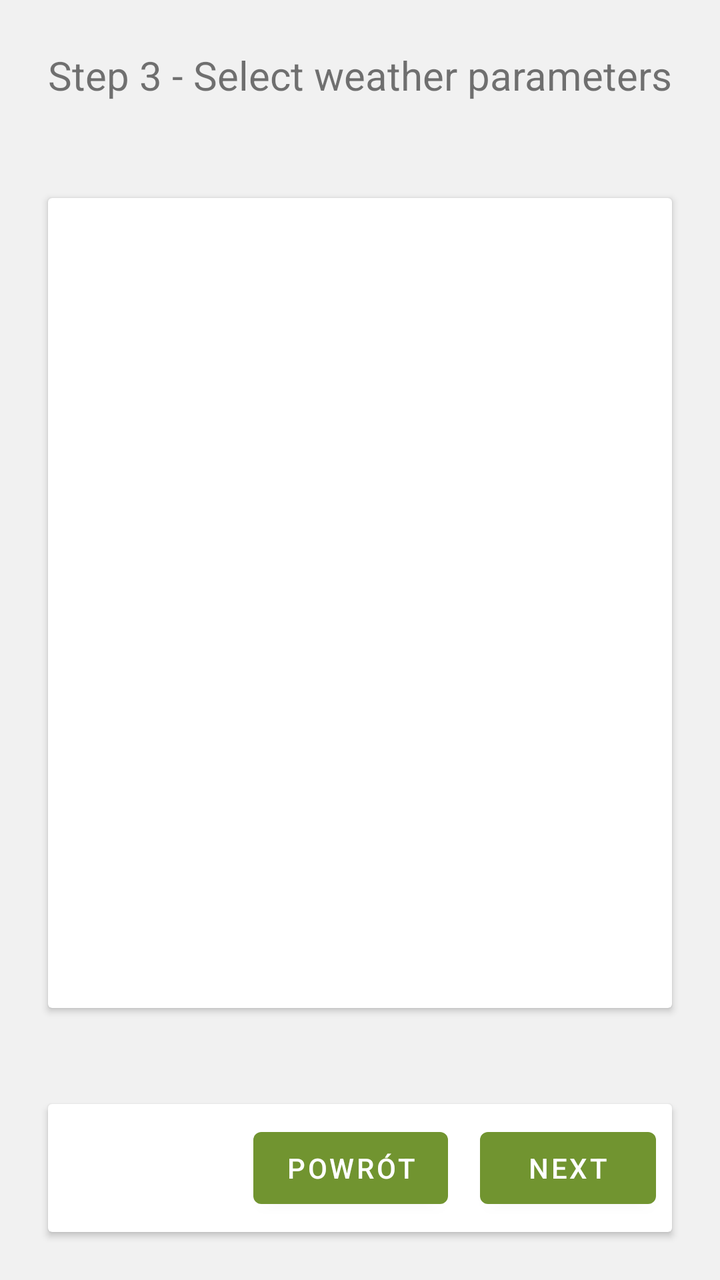
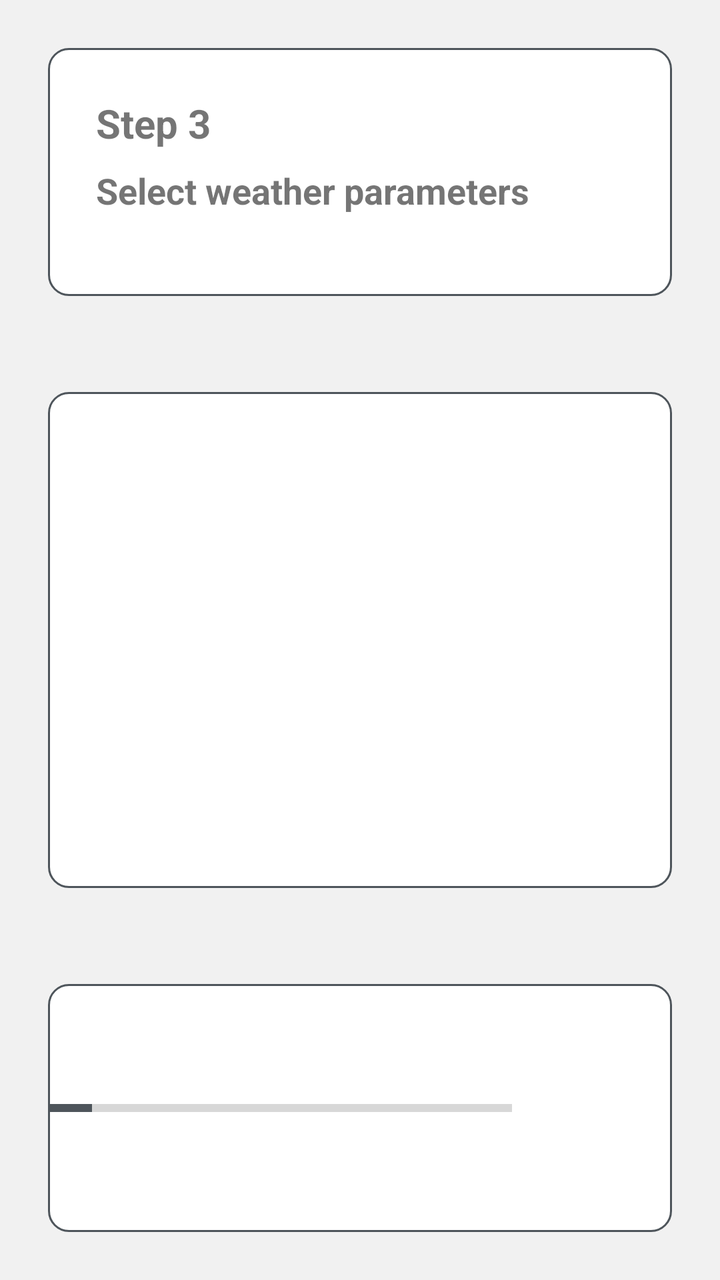

Compare the two renders of this Android layout. The source of the first and the diff that turns it into the second are given below.
<!-- AndroidManifest.xml: application theme AppTheme -->
<!-- res/layout/fragment_creator_weather.xml -->
<?xml version="1.0" encoding="utf-8"?>
<layout xmlns:android="http://schemas.android.com/apk/res/android">

    <data>

        <variable
            name="viewModel"
            type="eu.agribot.agribotapp.ui.fragment.taskcreator.weatherselect.CreatorWeatherSelectViewModel" />
    </data>

    <LinearLayout
        android:layout_width="match_parent"
        android:layout_height="match_parent"
        android:background="@color/background_gray"
        android:orientation="vertical">

        <TextView
            android:layout_width="match_parent"
            android:layout_height="wrap_content"
            android:layout_margin="@dimen/margin_xlarge"
            android:text="Step 3 - Select weather parameters"
            android:textSize="@dimen/text_size_xlarge" />

        <androidx.cardview.widget.CardView
            android:layout_width="match_parent"
            android:layout_height="0dp"
            android:layout_weight="3"
            android:layout_margin="@dimen/margin_xlarge"
            android:orientation="horizontal">

            <androidx.recyclerview.widget.RecyclerView
                android:id="@+id/weather_settings_recycler"
                android:layout_gravity="center"
                android:layout_width="match_parent"
                android:overScrollMode="never"
                android:nestedScrollingEnabled="false"
                android:isScrollContainer="false"
                android:layout_height="match_parent"/>

        </androidx.cardview.widget.CardView>

        <androidx.cardview.widget.CardView
            android:layout_width="match_parent"
            android:layout_height="wrap_content"
            android:layout_margin="@dimen/margin_xlarge"
            android:background="@drawable/rounded_corner_layout"
            android:orientation="horizontal">

            <LinearLayout
                android:layout_width="wrap_content"
                android:layout_height="match_parent"
                android:gravity="center"
                android:layout_gravity="right"
                android:orientation="horizontal">


                <com.google.android.material.button.MaterialButton
                    android:layout_width="wrap_content"
                    android:layout_height="wrap_content"
                    android:layout_margin="@dimen/margin_medium"
                    android:gravity="center"
                    android:onClick="@{()-> viewModel.onPreviousButtonClicked()}"
                    android:text="@string/back_button" />

                <com.google.android.material.button.MaterialButton
                    android:layout_width="wrap_content"
                    android:layout_height="wrap_content"
                    android:layout_gravity="center"
                    android:layout_margin="@dimen/margin_medium"
                    android:onClick="@{()-> viewModel.onNextButtonClicked()}"
                    android:text="@string/next_button" />

            </LinearLayout>

        </androidx.cardview.widget.CardView>

    </LinearLayout>


</layout>
<!-- resources referenced by this layout -->
<resources>
  <color name="background_gray">#f1f1f1</color>
  <dimen name="margin_medium">8dp</dimen>
  <dimen name="margin_xlarge">24dp</dimen>
  <dimen name="text_size_xlarge">20sp</dimen>
  <!-- drawable rounded_corner_layout (drawable-mdpi) -->
  <?xml version="1.0" encoding="utf-8"?>
  <shape xmlns:android="http://schemas.android.com/apk/res/android">
  
      <solid android:color="@android:color/white"/>
      <corners android:radius="10dp"/>
      <stroke
          android:width="1dp"
          android:color="@color/gray" />
  
  </shape>
  <string name="back_button">Powrót</string>
  <string name="next_button">Next</string>
  <style name="AppTheme" parent="Theme.MaterialComponents.Light.DarkActionBar">
          
          <item name="colorPrimary">@color/colorPrimary</item>
          <item name="colorPrimaryDark">@color/colorPrimaryDark</item>
          <item name="colorAccent">@color/colorAccent</item>
      </style>
  <color name="gray">#4E555B</color>
  <color name="colorPrimary">@color/base_green</color>
  <color name="colorPrimaryDark">@color/base_green_darker</color>
  <color name="colorAccent">@color/gray</color>
  <color name="base_green">#719430</color>
  <color name="base_green_darker">#426600</color>
</resources>

<!-- the commit's change to res/layout/fragment_creator_weather.xml (unified diff, before → after) -->
@@ -14,65 +14,101 @@
         android:background="@color/background_gray"
         android:orientation="vertical">
 
-        <TextView
-            android:layout_width="match_parent"
-            android:layout_height="wrap_content"
-            android:layout_margin="@dimen/margin_xlarge"
-            android:text="Step 3 - Select weather parameters"
-            android:textSize="@dimen/text_size_xlarge" />
-
-        <androidx.cardview.widget.CardView
+        <LinearLayout
             android:layout_width="match_parent"
             android:layout_height="0dp"
-            android:layout_weight="3"
+            android:layout_weight="1"
             android:layout_margin="@dimen/margin_xlarge"
-            android:orientation="horizontal">
+            android:background="@drawable/rounded_corner_layout"
+            android:orientation="vertical">
+
+            <TextView
+                android:layout_width="match_parent"
+                android:layout_height="wrap_content"
+                android:layout_marginHorizontal="@dimen/margin_xlarge"
+                android:layout_marginTop="@dimen/margin_xlarge"
+                android:layout_marginBottom="@dimen/margin_medium"
+                android:text="@string/step_3"
+                android:textSize="@dimen/text_size_xlarge"
+                android:textStyle="bold" />
+
+            <TextView
+                android:layout_width="match_parent"
+                android:layout_height="wrap_content"
+                android:layout_marginHorizontal="@dimen/margin_xlarge"
+                android:layout_marginBottom="@dimen/margin_xlarge"
+                android:text="@string/select_weather_parameters"
+                android:textSize="@dimen/text_size_large"
+                android:textStyle="bold" />
+
+
+        </LinearLayout>
+
+        <LinearLayout
+            android:layout_width="match_parent"
+            android:layout_height="0dp"
+            android:layout_weight="2"
+            android:layout_margin="@dimen/margin_xlarge"
+            android:background="@drawable/rounded_corner_layout">
 
             <androidx.recyclerview.widget.RecyclerView
                 android:id="@+id/weather_settings_recycler"
+                android:layout_width="match_parent"
+                android:layout_height="wrap_content"
                 android:layout_gravity="center"
-                android:layout_width="match_parent"
-                android:overScrollMode="never"
+                android:isScrollContainer="false"
                 android:nestedScrollingEnabled="false"
-                android:isScrollContainer="false"
-                android:layout_height="match_parent"/>
+                android:overScrollMode="never" />
 
-        </androidx.cardview.widget.CardView>
+        </LinearLayout>
 
-        <androidx.cardview.widget.CardView
+        <LinearLayout
             android:layout_width="match_parent"
-            android:layout_height="wrap_content"
+            android:layout_height="0dp"
+            android:layout_weight="1"
             android:layout_margin="@dimen/margin_xlarge"
             android:background="@drawable/rounded_corner_layout"
+            android:gravity="end"
             android:orientation="horizontal">
 
-            <LinearLayout
+            <TextView
                 android:layout_width="wrap_content"
-                android:layout_height="match_parent"
-                android:gravity="center"
-                android:layout_gravity="right"
-                android:orientation="horizontal">
+                android:layout_height="wrap_content"
+                android:layout_gravity="center"
+                android:layout_marginHorizontal="@dimen/margin_large"
+                android:text="@string/configuration_progress" />
+
+            <ProgressBar
+                style="@style/Widget.AppCompat.ProgressBar.Horizontal"
+                android:layout_width="452dp"
+                android:layout_height="wrap_content"
+                android:padding="@dimen/margin_large"
+                android:layout_gravity="center"
+                android:layout_marginHorizontal="@dimen/margin_large"
+                android:progress="50" />
 
 
-                <com.google.android.material.button.MaterialButton
-                    android:layout_width="wrap_content"
-                    android:layout_height="wrap_content"
-                    android:layout_margin="@dimen/margin_medium"
-                    android:gravity="center"
-                    android:onClick="@{()-> viewModel.onPreviousButtonClicked()}"
-                    android:text="@string/back_button" />
+            <com.google.android.material.button.MaterialButton
+                android:layout_width="wrap_content"
+                android:layout_height="wrap_content"
+                android:layout_margin="@dimen/margin_medium"
+                android:layout_gravity="center"
+                android:onClick="@{()-> viewModel.onPreviousButtonClicked()}"
+                android:text="@string/back_button" />
 
-                <com.google.android.material.button.MaterialButton
-                    android:layout_width="wrap_content"
-                    android:layout_height="wrap_content"
-                    android:layout_gravity="center"
-                    android:layout_margin="@dimen/margin_medium"
-                    android:onClick="@{()-> viewModel.onNextButtonClicked()}"
-                    android:text="@string/next_button" />
+            <com.google.android.material.button.MaterialButton
+                android:layout_width="wrap_content"
+                android:layout_height="wrap_content"
+                android:layout_gravity="center"
+                android:layout_marginHorizontal="@dimen/margin_large"
+                android:layout_marginVertical="@dimen/margin_medium"
+                android:onClick="@{()-> viewModel.onNextButtonClicked()}"
+                android:text="@string/next_button" />
 
-            </LinearLayout>
 
-        </androidx.cardview.widget.CardView>
+        </LinearLayout>
+
+
 
     </LinearLayout>
 
<!-- resource entries referenced after the edit -->
@@ -1,8 +1,10 @@
 <!-- resources referenced by this layout -->
 <resources>
   <color name="background_gray">#f1f1f1</color>
+  <dimen name="margin_large">16dp</dimen>
   <dimen name="margin_medium">8dp</dimen>
   <dimen name="margin_xlarge">24dp</dimen>
+  <dimen name="text_size_large">18sp</dimen>
   <dimen name="text_size_xlarge">20sp</dimen>
   <!-- drawable rounded_corner_layout (drawable-mdpi) -->
   <?xml version="1.0" encoding="utf-8"?>
@@ -16,7 +18,10 @@
   
   </shape>
   <string name="back_button">Powrót</string>
+  <string name="configuration_progress">Postęp konfiguracji</string>
   <string name="next_button">Next</string>
+  <string name="select_weather_parameters">Select weather parameters</string>
+  <string name="step_3">Step 3</string>
   <style name="AppTheme" parent="Theme.MaterialComponents.Light.DarkActionBar">
           
           <item name="colorPrimary">@color/colorPrimary</item>
